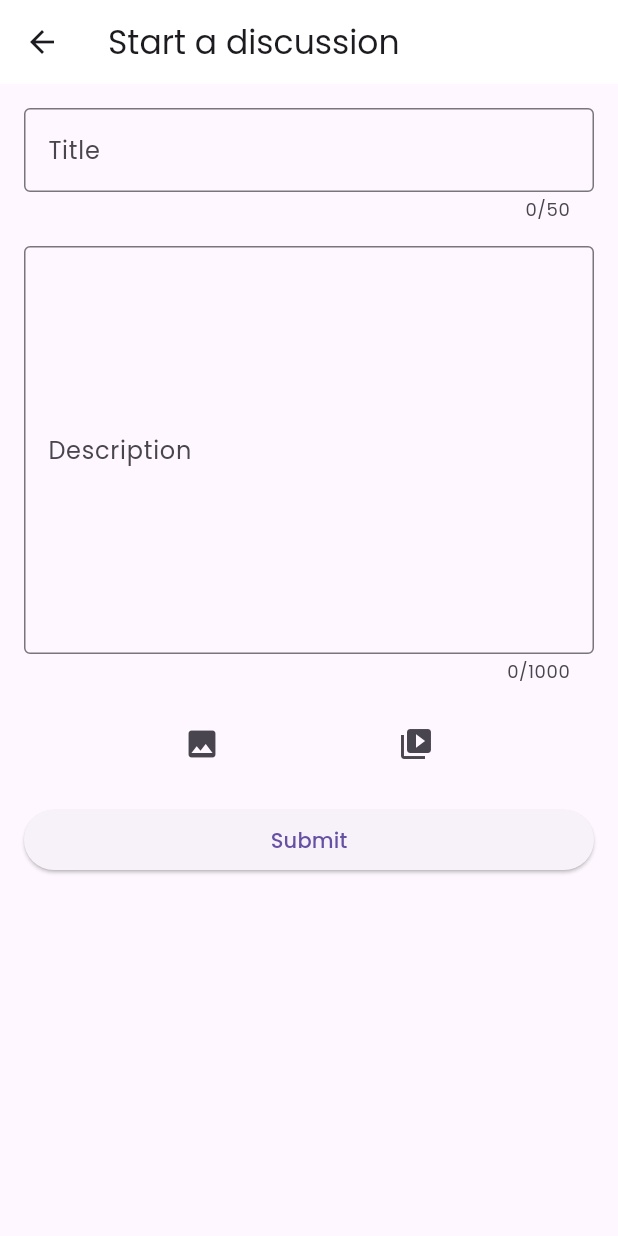
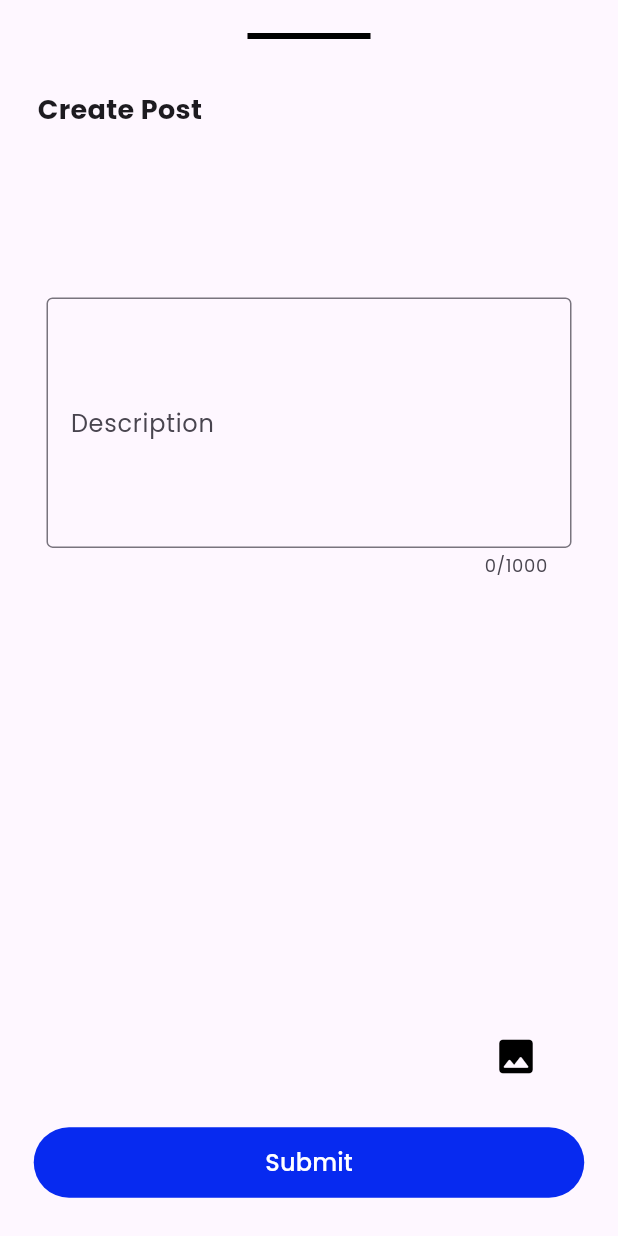
Before and after one commit to Adithya-Sakaray/dev_house, a Flutter app: the NewFeed widget shown alone on an empty page, opened directly, on a phone screen of 412 x 824 dp. Run offline on Flutter 3.47's test engine with Material 3 defaults, Android fonts, the phone set to English and light mode, and no system bars; our stand-ins replace get, image_picker, share, video_player, webview_flutter.

Commit message:
new feed

```diff
--- a/lib/screens/new_feed.dart
+++ b/lib/screens/new_feed.dart
@@ -1,107 +1,165 @@
+import 'package:flutter/cupertino.dart';
 import 'package:flutter/material.dart';
+import 'package:flutter/widgets.dart';
+import 'package:image_picker/image_picker.dart';
+import 'dart:io';
 
 class NewFeed extends StatefulWidget {
   const NewFeed({super.key});
 
   @override
-  State<NewFeed> createState() => _NewPostState();
+  _NewFeedState createState() => _NewFeedState();
 }
 
-class _NewPostState extends State<NewFeed> {
-  final TextEditingController _titleController = TextEditingController();
+class _NewFeedState extends State<NewFeed> {
+  // Variables to store the selected reason and warning state
+
   final TextEditingController _descriptionController = TextEditingController();
-  int _titleMaxLength = 50;
   int _descriptionMaxLength = 1000;
-
-  @override
-  void initState() {
-    super.initState();
-    _titleController.addListener(_updateTitleCounter);
-    _descriptionController.addListener(_updateDescriptionCounter);
-  }
-
-  @override
-  void dispose() {
-    _titleController.dispose();
-    _descriptionController.dispose();
-    super.dispose();
-  }
-
-  void _updateTitleCounter() {
-    setState(() {
-      // Update title counter
-      _titleMaxLength = 50 - _titleController.text.length;
-    });
-  }
 
   void _updateDescriptionCounter() {
     setState(() {
-      // Update description counter
       _descriptionMaxLength = 1000 - _descriptionController.text.length;
     });
   }
 
+  Future<void> _getImage() async {
+    final picker = ImagePicker();
+    final pickedFile = await picker.pickImage(source: ImageSource.gallery);
+  }
+
   @override
   Widget build(BuildContext context) {
-    return Scaffold(
-      appBar: AppBar(
-        title: const Text('Start a discussion'),
+    return Container(
+      padding: const EdgeInsets.only(
+        top: 13,
+        bottom: 25,
+        // left: 5,
+        // right: 10,
       ),
-      body: SingleChildScrollView(
-        padding: const EdgeInsets.all(16.0),
       child: Column(
-          crossAxisAlignment: CrossAxisAlignment.stretch,
+        crossAxisAlignment: CrossAxisAlignment.start,
+        mainAxisSize: MainAxisSize.min,
         children: [
-            TextFormField(
-              controller: _titleController,
-              maxLength: 50,
+          // Padding for the title
+          GestureDetector(
+            child: const Divider(
+              color: Colors.black,
+              height: 22,
+              thickness: 4,
+              indent: 165,
+              endIndent: 165,
+            ),
+            onTap: () {
+              Navigator.pop(context);
+            },
+          ),
+          const Row(
+            children: [
+              Padding(
+                  padding: EdgeInsets.only(
+                    left: 25,
+                    bottom: 15,
+                    top: 25,
+                  ),
+                  child: Text(
+                    'Create Post',
+                    style: TextStyle(fontWeight: FontWeight.bold, fontSize: 18),
+                  )),
+            ],
+          ),
+          const SizedBox(
+            height: 15,
+          ),
+          // Options
+          Expanded(
+            child: Center(
+              child: SizedBox(
+                height: 400,
+                width: 350, // Set the desired height for the TextArea
+                child: TextField(
+                  controller: _descriptionController,
+                  maxLines: null, // Allows unlimited lines
+                  minLines: 5, // Set the minimum number of lines
+                  keyboardType: TextInputType.multiline,
+                  style: const TextStyle(fontSize: 18.0),
                   decoration: InputDecoration(
-                labelText: 'Title',
-                counterText: '${_titleController.text.length}/$_titleMaxLength',
-                border: const OutlineInputBorder(),
-              ),
-            ),
-            const SizedBox(height: 16),
-            TextFormField(
-              controller: _descriptionController,
-              maxLength: 1000,
-              maxLines: 10,
-              decoration: InputDecoration(
-                labelText: 'Description',
+                    label: const Text('Description'),
+
                     counterText:
                         '${_descriptionController.text.length}/$_descriptionMaxLength',
                     border: const OutlineInputBorder(),
+                    contentPadding: const EdgeInsets.symmetric(
+                        vertical: 16.0, horizontal: 12.0),
+                    // Customize other InputDecoration properties as needed
+                  ),
+                  onChanged: (_) {
+                    _updateDescriptionCounter();
+                  },
                 ),
               ),
-            const SizedBox(height: 16),
-            Row(
-              mainAxisAlignment: MainAxisAlignment.spaceEvenly,
-              children: [
-                IconButton(
+            ),
+          ),
+          // const SizedBox(height: 8),
+          Padding(
+            padding: const EdgeInsets.only(
+              left: 320,
+              bottom: 12.5,
+            ),
+            child: IconButton(
               onPressed: () {
-                    // Add image functionality
+                _getImage();
               },
-                  icon: const Icon(Icons.image),
-                  tooltip: 'Add Image',
+              icon: const Icon(
+                Icons.image_rounded,
+                size: 30,
+                color: Colors.black,
               ),
-                IconButton(
-                  onPressed: () {
-                    // Add video functionality
+            ),
+          ),
+
+          const SizedBox(height: 10),
+          Align(
+            alignment: Alignment.center,
+            child: Container(
+              width: double.infinity, // Make the button span the entire width
+              margin: const EdgeInsets.symmetric(
+                  horizontal: 22.5), // Add margin for spacing
+              child: ElevatedButton(
+                style: ButtonStyle(
+                  backgroundColor: MaterialStateProperty.resolveWith<Color>(
+                    (states) {
+                      return const Color.fromARGB(255, 7, 42, 240);
                     },
-                  icon: const Icon(Icons.video_library),
-                  tooltip: 'Add Video',
+                  ),
+                  shape: MaterialStateProperty.all<RoundedRectangleBorder>(
+                    RoundedRectangleBorder(
+                      borderRadius: BorderRadius.circular(
+                          30), // Adjust the border radius as needed
+                    ),
+                  ),
+                ),
+                onPressed: _descriptionController.text.isNotEmpty
+                    ? () {
+                        // Handle the submission logic here
+
+                        Navigator.pop(context); // Close the bottom sheet
+                      }
+                    : null,
+                child: const Padding(
+                  padding: EdgeInsets.symmetric(
+                      vertical: 12.0), // Adjust vertical padding as needed
+                  child: Text(
+                    'Submit',
+                    style: TextStyle(
+                        fontSize: 16,
+                        color: Colors.white), // Adjust font size as needed
+                  ),
+                ),
+              ),
+            ),
           ),
         ],
-            ),
-            const SizedBox(height: 16),
-            ElevatedButton(
-              onPressed: () {
-                // Submit post functionality
-              },
-              child: const Text('Submit'),
-            ),
-          ],
-        ),
       ),
     );
   }
--- a/pubspec.yaml
+++ b/pubspec.yaml
@@ -39,6 +39,8 @@ dependencies:
   cupertino_icons: ^1.0.2
   http: ^1.2.1
   get: ^4.6.6
+  webview_flutter: ^4.0.1
+  image_picker: ^1.0.7
 
 dev_dependencies:
   flutter_test:
```
Also changed, not shown: lib/screens/job_screen.dart (+0 -23 lines), lib/screens/login_screen.dart (+5 -5 lines), lib/screens/message_screen.dart (+26 -8 lines), lib/widgets/dont_recommend.dart (added, +233 -0 lines), lib/widgets/floating.dart (+14 -10 lines), pubspec.lock, 9 other files. Lines whose indentation alone changed are shown as unchanged.
